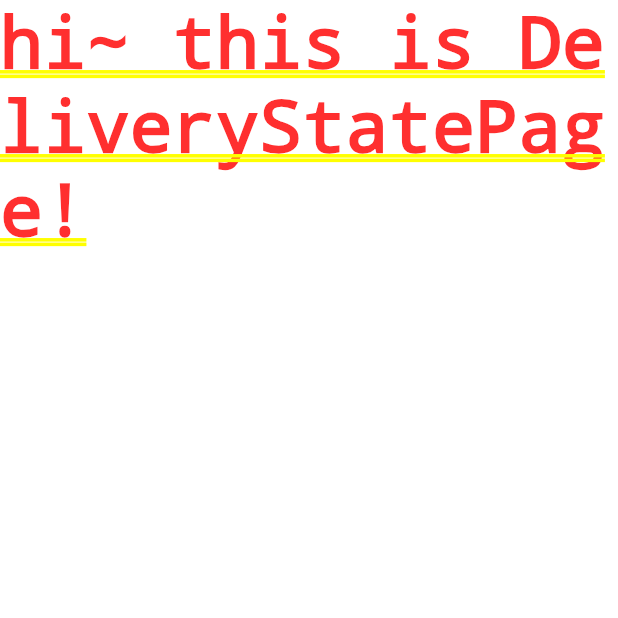
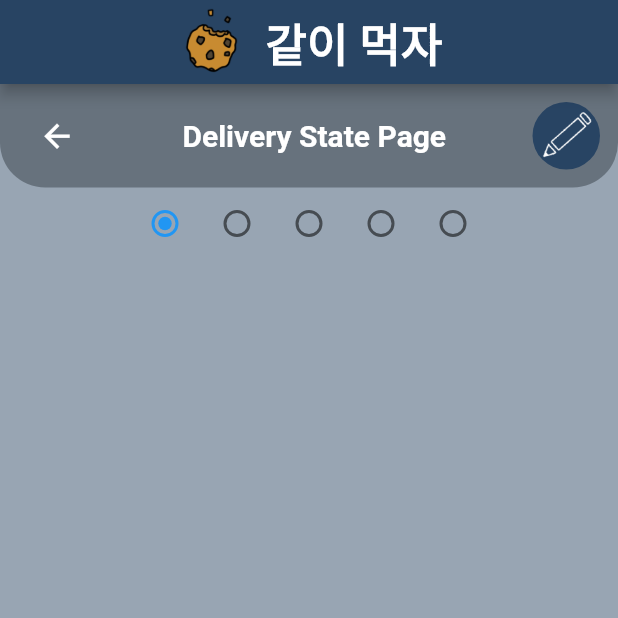
Before and after one commit to Seo-Yegyeong/delivery_together, a Flutter app: the screen it shows once a user with an empty profile is signed in, after a tap on "배달현황", on a phone screen of 412 x 824 dp, the top half of it. Run offline on Flutter 3.47's test engine with Material 2 defaults, Android fonts, the phone set to English and light mode, and no system bars; our stand-ins replace cloud_firestore, firebase_auth, firebase_core, get, google_sign_in; accounts and stored records are empty; network calls fail.

Commit message:
add DeliveryState page

```diff
--- a/lib/DeliveryState.dart
+++ b/lib/DeliveryState.dart
@@ -1,12 +1,148 @@
 import 'package:flutter/material.dart';
 
-class DeliveryStatePage extends StatelessWidget {
+class DeliveryStatePage extends StatefulWidget {
   const DeliveryStatePage({Key? key}) : super(key: key);
+
+  @override
+  State<DeliveryStatePage> createState() => _DeliveryStatePageState();
+}
+
+class _DeliveryStatePageState extends State<DeliveryStatePage> {
+  int _radioValue = 0;
+
+  @override
+  Widget build(BuildContext context) {
+    return MaterialApp(
+      home: Scaffold(
+        appBar: AppBar(
+          backgroundColor: Color(0xFF284463),
+          title: Row(
+            mainAxisAlignment: MainAxisAlignment.center,
+            children: [
+              Container(
+                height: 50,
+                width: 50,
+                child: Image.asset('assets/icon/cookie.png'),
+              ),
+              const SizedBox(width: 10),
+              const Text(
+                '같이 먹자',
+                style: TextStyle(
+                  color: Colors.white,
+                  fontSize: 30,
+                  fontWeight: FontWeight.bold,
+                ),
+              ),
+            ],
+          ),
+        ),
+        body: Container(
+          decoration: const BoxDecoration(
+            color: Color(0xFF98A5B3),
+          ),
+          child: Column(
+            children: [
+              Container(
+                decoration: BoxDecoration(
+                  color: const Color(0xFF67727D),
+                  borderRadius: BorderRadius.only(
+                    bottomLeft: Radius.circular(30),
+                    bottomRight: Radius.circular(30),
+                  ),
+                ),
+                child: Padding(
+                  padding: const EdgeInsets.all(12),
+                  child: Row(
+                    mainAxisAlignment: MainAxisAlignment.spaceBetween,
+                    children: [
+                      GestureDetector(
+                        onTap: () {
+                          Navigator.pop(context);
+                        },
+                        child: Container(
+                          width: 52,
+                          height: 30,
+                          child: const Icon(
+                            Icons.arrow_back,
+                            color: Colors.white,
+                            size: 25,
+                          ),
+                        ),
+                      ),
+                      const Text(
+                        'Delivery State Page',
+                        style: TextStyle(
+                          color: Colors.white,
+                          fontSize: 20,
+                          fontWeight: FontWeight.bold,
+                        ),
+                      ),
+                      GestureDetector(
+                        onTap: () {
+                          // Write button action
+                        },
+                        child: Container(
+                          width: 45,
+                          height: 45,
+                          decoration: BoxDecoration(
+                            color: const Color(0xFF284463),
+                            borderRadius: BorderRadius.circular(26),
+                          ),
+                          child: Center(
+                            child: Image.asset(
+                              'assets/icon/write.png',
+                              width: 42,
+                            ),
+                          ),
+                        ),
+                      ),
+                    ],
+                  ),
+                ),
+              ),
+              Row(
+                mainAxisAlignment: MainAxisAlignment.center,
+                children: List.generate(
+                  5,
+                      (index) => Radio(
+                    value: index,
+                    groupValue: _radioValue,
+                    onChanged: (int? value) {
+                      setState(() {
+                        _radioValue = value!;
+                      });
+                    },
+                  ),
+                ),
+              ),
+              // Rest of your page content
+            ],
+          ),
+        ),
+      ),
+    );
+  }
+}
+
+class ListElement extends StatelessWidget {
+  final String text;
+
+  const ListElement({required this.text});
 
   @override
   Widget build(BuildContext context) {
     return Container(
-      child: Text('hi~ this is DeliveryStatePage!'),
+      padding: const EdgeInsets.symmetric(horizontal: 16, vertical: 8),
+      decoration: BoxDecoration(
+        color: Colors.white,
+        borderRadius: BorderRadius.circular(3),
+      ),
+      child: Text(
+        text,
+        style: TextStyle(
+          color: Colors.black,
+        ),
+      ),
     );
   }
 }
--- a/lib/login.dart
+++ b/lib/login.dart
@@ -62,6 +62,7 @@ class _LoginPageState extends State<LoginPage> {
                 width: 300,
                 child: ElevatedButton(
                   onPressed: () async {
+                    try{
                     final UserCredential userCredential =
                     await signInWithGoogle();
 
@@ -93,6 +94,9 @@ class _LoginPageState extends State<LoginPage> {
                         ),
                       );
                     }
+                    } catch (e) {
+                      print('Login Error: $e');
+                    }
                   },
                   child: Text(
                     '구글로 로그인',
--- a/lib/main.dart
+++ b/lib/main.dart
@@ -1,6 +1,6 @@
-import 'package:delivery_together/App.dart';
-import 'package:delivery_together/Authentication.dart';
-import 'package:delivery_together/home.dart';
+import 'App.dart';
+import 'Authentication.dart';
+import 'home.dart';
 import 'package:flutter/material.dart';
 import 'package:get/get.dart';
 import 'package:firebase_core/firebase_core.dart';
```
Also changed, not shown: google-services.json (added, +178 -0 lines), assets/icon/info.png (added), pubspec.lock.
